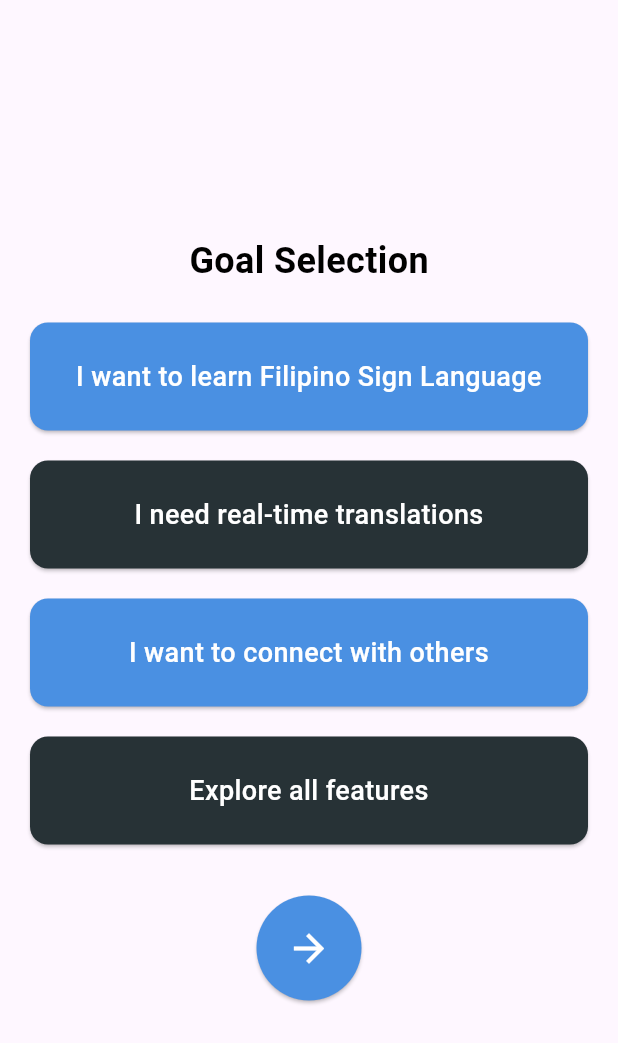
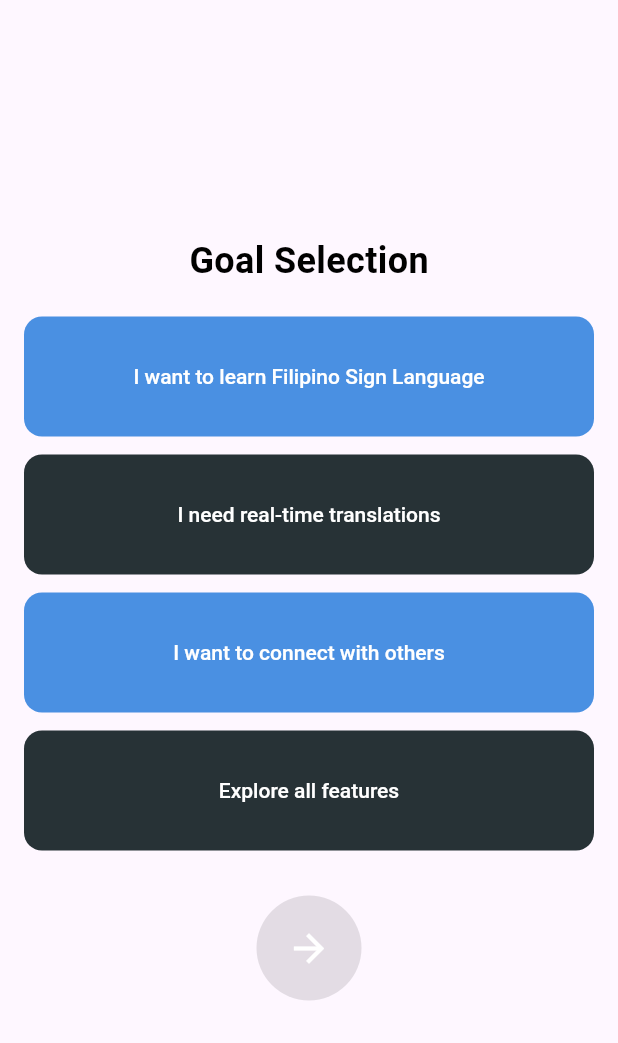
Before and after one commit to Tonton21-afk/LinguAR_deploy, a Flutter app: the GetStartedPage2 screen opened directly, on a phone screen of 412 x 824 dp. Shown: the top 1043 px of the screen. Run offline on Flutter 3.47's test engine with Material 3 defaults, Android fonts, the phone set to English and light mode, and no system bars; our stand-ins replace video_player.

Commit message:
more ui functionalities

```diff
--- a/lib/screens/get_started/get_started_page2.dart
+++ b/lib/screens/get_started/get_started_page2.dart
@@ -1,7 +1,15 @@
 import 'package:flutter/material.dart';
-import 'package:lingua_arv1/screens/get_started/get_started_page3.dart'; // Assuming this is the next page
+import 'package:lingua_arv1/screens/get_started/get_started_page3.dart';
 
-class GetStartedPage2 extends StatelessWidget {
+class GetStartedPage2 extends StatefulWidget {
+  @override
+  _GetStartedPage2State createState() => _GetStartedPage2State();
+}
+
+class _GetStartedPage2State extends State<GetStartedPage2> {
+  // Track selected indices
+  Set<int> selectedIndices = {};
+
   @override
   Widget build(BuildContext context) {
     return Scaffold(
@@ -24,140 +32,50 @@ class GetStartedPage2 extends StatelessWidget {
                 ),
                 SizedBox(height: 20),
 
-                // Option 1: "I want to learn Filipino Sign Language"
-                GestureDetector(
-                  onTap: () {
-                    print("I want to learn Filipino Sign Language clicked");
-                  },
-                  child: SizedBox(
-                    width: double.infinity,
-                    height: 80,
-                    child: Card(
-                      shape: RoundedRectangleBorder(
-                        borderRadius: BorderRadius.circular(12.0),
-                      ),
-                      color: Color(0xFF4A90E2),
-                      child: Center(
-                        child: Text(
-                          "I want to learn Filipino Sign Language",
-                          textAlign: TextAlign.center,
-                          style: TextStyle(
-                            fontSize: 18,
-                            color: Colors.white,
-                            fontWeight: FontWeight.w500,
-                          ),
-                        ),
-                      ),
-                    ),
-                  ),
+                // Options list
+                _buildOptionCard(
+                  title: "I want to learn Filipino Sign Language",
+                  index: 0,
+                  color: Color(0xFF4A90E2),
                 ),
-
                 SizedBox(height: 12),
-
-                // Option 2: "I need real-time translations"
-                GestureDetector(
-                  onTap: () {
-                    print("I need real-time translations clicked");
-                  },
-                  child: SizedBox(
-                    width: double.infinity,
-                    height: 80,
-                    child: Card(
-                      shape: RoundedRectangleBorder(
-                        borderRadius: BorderRadius.circular(12.0),
-                      ),
-                      color: Color(0xFF273236),
-                      child: Center(
-                        child: Text(
-                          "I need real-time translations",
-                          textAlign: TextAlign.center,
-                          style: TextStyle(
-                            fontSize: 18,
-                            color: Colors.white,
-                            fontWeight: FontWeight.w500,
-                          ),
-                        ),
-                      ),
-                    ),
-                  ),
+                _buildOptionCard(
+                  title: "I need real-time translations",
+                  index: 1,
+                  color: Color(0xFF273236),
                 ),
-
                 SizedBox(height: 12),
-
-                // Option 3: "I want to connect with others"
-                GestureDetector(
-                  onTap: () {
-                    print("I want to connect with others clicked");
-                  },
-                  child: SizedBox(
-                    width: double.infinity,
-                    height: 80,
-                    child: Card(
-                      shape: RoundedRectangleBorder(
-                        borderRadius: BorderRadius.circular(12.0),
-                      ),
-                      color: Color(0xFF4A90E2),
-                      child: Center(
-                        child: Text(
-                          "I want to connect with others",
-                          textAlign: TextAlign.center,
-                          style: TextStyle(
-                            fontSize: 18,
-                            color: Colors.white,
-                            fontWeight: FontWeight.w500,
-                          ),
-                        ),
-                      ),
-                    ),
-                  ),
+                _buildOptionCard(
+                  title: "I want to connect with others",
+                  index: 2,
+                  color: Color(0xFF4A90E2),
                 ),
-
                 SizedBox(height: 12),
-
-                // Option 4: "Explore all features"
-                GestureDetector(
-                  onTap: () {
-                    print("Explore all features clicked");
-                  },
-                  child: SizedBox(
-                    width: double.infinity,
-                    height: 80,
-                    child: Card(
-                      shape: RoundedRectangleBorder(
-                        borderRadius: BorderRadius.circular(12.0),
-                      ),
-                      color: Color(0xFF273236),
-                      child: Center(
-                        child: Text(
-                          "Explore all features",
-                          textAlign: TextAlign.center,
-                          style: TextStyle(
-                            fontSize: 18,
-                            color: Colors.white,
-                            fontWeight: FontWeight.w500,
-                          ),
-                        ),
-                      ),
-                    ),
-                  ),
+                _buildOptionCard(
+                  title: "Explore all features",
+                  index: 3,
+                  color: Color(0xFF273236),
                 ),
-
                 SizedBox(height: 30),
 
                 Align(
                   alignment: Alignment.bottomCenter,
                   child: ElevatedButton(
-                    onPressed: () {
-                      Navigator.push(
-                        context,
-                        MaterialPageRoute(
-                          builder: (context) => GetStartedPage3(),
-                        ),
-                      );
-                    },
+                    onPressed: selectedIndices.isNotEmpty
+                        ? () {
+                            Navigator.push(
+                              context,
+                              MaterialPageRoute(
+                                builder: (context) => GetStartedPage3(),
+                              ),
+                            );
+                          }
+                        : null,
                     style: ElevatedButton.styleFrom(
                       shape: CircleBorder(),
-                      backgroundColor: Color(0xFF4A90E2),
+                      backgroundColor: selectedIndices.isNotEmpty
+                          ? Color(0xFF4A90E2) // Active color
+                          : Colors.grey, // Disabled color
                       padding: EdgeInsets.all(20),
                     ),
                     child: Icon(
@@ -174,4 +92,62 @@ class GetStartedPage2 extends StatelessWidget {
       ),
     );
   }
+
+  Widget _buildOptionCard({
+    required String title,
+    required int index,
+    required Color color,
+  }) {
+    bool isSelected = selectedIndices.contains(index);
+
+    return GestureDetector(
+      onTap: () {
+        setState(() {
+          if (isSelected) {
+            selectedIndices.remove(index); // Deselect if already selected
+          } else {
+            selectedIndices.add(index); // Select if not already selected
+          }
+        });
+        print('$title clicked');
+      },
+      child: AnimatedContainer(
+        duration: Duration(milliseconds: 300),
+        curve: Curves.easeInOut,
+        width: isSelected ? double.infinity * 1.02 : double.infinity,
+        height: isSelected ? 90 : 80,
+        decoration: BoxDecoration(
+          color: isSelected ? color.withOpacity(0.8) : color,
+          borderRadius: BorderRadius.circular(12.0),
+          boxShadow: isSelected
+              ? [
+                  BoxShadow(
+                    color: color.withOpacity(0.7),
+                    blurRadius: 15,
+                    spreadRadius: 3,
+                  ),
+                ]
+              : [],
+          border: Border.all(
+            color: isSelected ? color.withOpacity(0.9) : Colors.transparent,
+            width: isSelected ? 6 : 0,
+          ),
+        ),
+        child: Center(
+          child: AnimatedDefaultTextStyle(
+            duration: Duration(milliseconds: 300),
+            style: TextStyle(
+              fontSize: isSelected ? 16 : 14,
+              color: Colors.white,
+              fontWeight: isSelected ? FontWeight.bold : FontWeight.w500,
+            ),
+            child: Text(
+              title,
+              textAlign: TextAlign.center,
+            ),
+          ),
+        ),
+      ),
+    );
+  }
 }
--- a/pubspec.yaml
+++ b/pubspec.yaml
@@ -56,9 +56,9 @@ flutter:
   assets:
     - assets/illustrations/welcome.png
     - assets/illustrations/all_set.png
+    # - assets/illustrations/mic.png
     - assets/icons/camera-02.1024x918.png
     - assets/icons/home-simple.1024x989.png
-
 
   # The following line ensures that the Material Icons font is
   # included with your application, so that you can use the icons in
```
Also changed, not shown: lib/fsl_guide/feature/filipino_sign_language.dart (added, +13 -0 lines), lib/fsl_guide/feature/text_to_speech_page.dart (added, +13 -0 lines), lib/fsl_guide/fsl_guide_page.dart (+12 -11 lines), lib/home/home_page.dart (+49 -4 lines), lib/main.dart (+5 -5 lines), assets/illustrations/mic.png (added).
